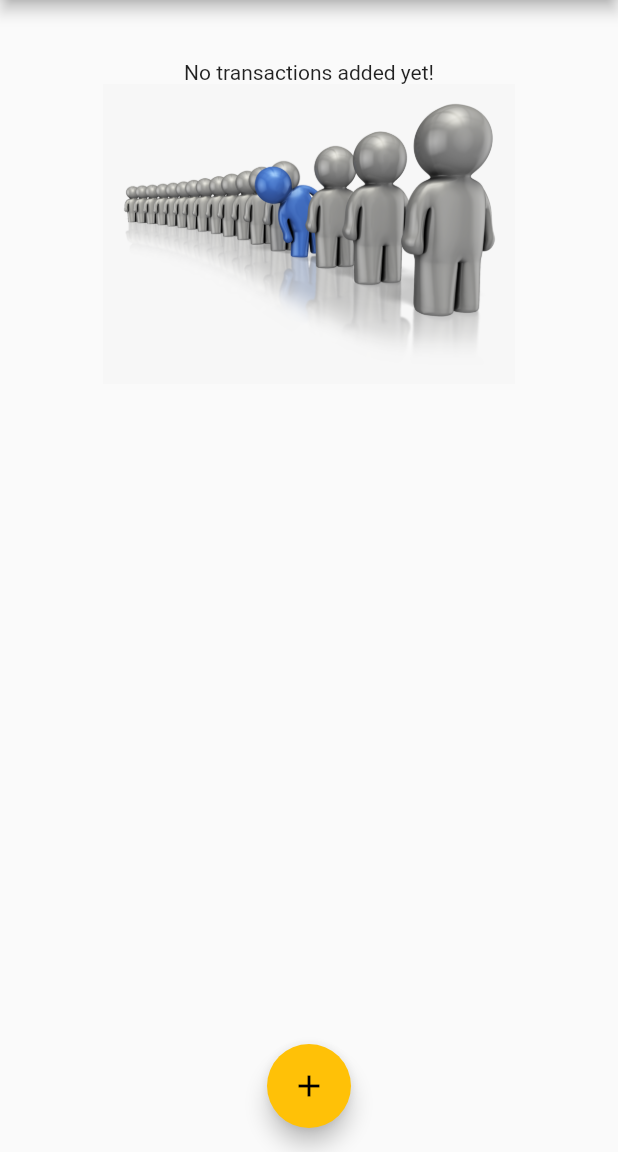
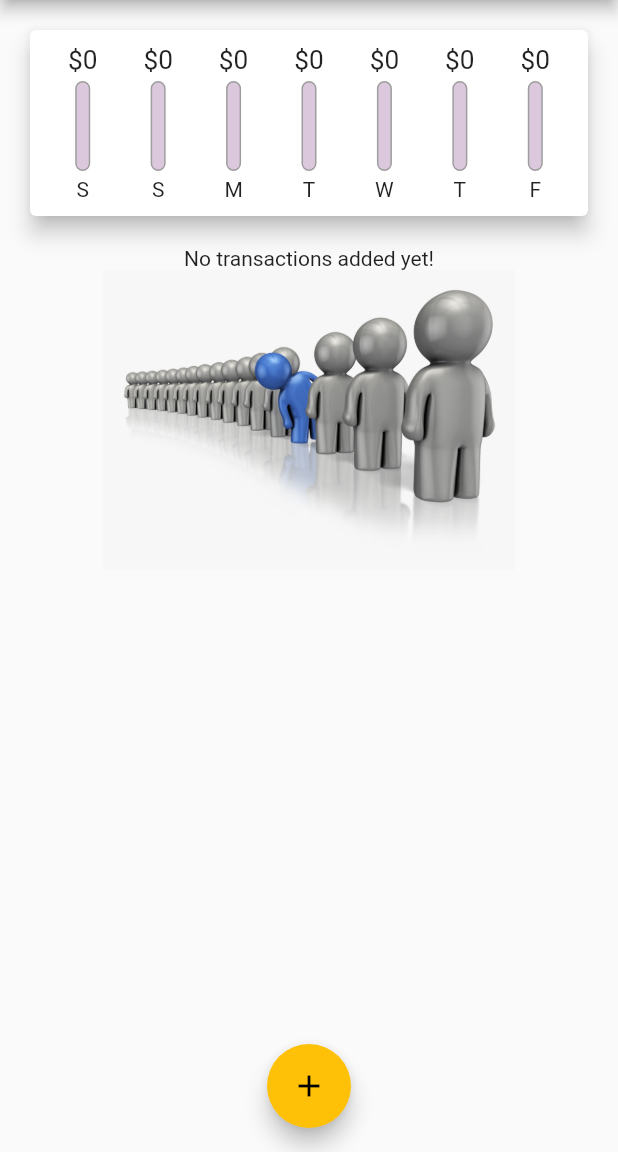
Before and after one commit to 1-MuhammadAli/Personal_Expenses_Tracker, a Flutter app: the screen it shows after launch, on a phone screen of 412 x 824 dp, the part 84-1236 px from its top. Run offline on Flutter 3.47's test engine with Material 2 defaults, Android fonts, the phone set to English and light mode, and no system bars.

Commit message:
upgrade the app

```diff
--- a/lib/widgets/chart.dart
+++ b/lib/widgets/chart.dart
@@ -1,6 +1,7 @@
 import 'package:flutter/material.dart';
 import 'package:intl/intl.dart';
 import 'package:personal_expenses_tracker/transaction.dart';
+import 'package:personal_expenses_tracker/widgets/chart_bar.dart';
 
 class Chart extends StatelessWidget {
 final List<Transaction> recentTransactions;
@@ -9,7 +10,7 @@ Chart(this.recentTransactions);
 List<Map<String,Object>> get groupedTransactionValues{
   return List.generate(7, (index) {
     final weekDay=DateTime.now().subtract(Duration(days: index),);
-    var totalSum=0.0;
+    double totalSum=0.0;
 
     for(var i=0;i<recentTransactions.length;i++){
       if(recentTransactions[i].date.day==weekDay.day &&
@@ -21,7 +22,12 @@ List<Map<String,Object>> get groupedTransactionValues{
     print(DateFormat.E().format(weekDay));
     print(totalSum);
 
-    return {'day': DateFormat.E().format(weekDay),'amount':totalSum};
+    return {'day': DateFormat.E().format(weekDay).substring(0,1),'amount':totalSum};
+  }).reversed.toList();
+}
+double get totalSpending{
+  return groupedTransactionValues.fold(0.0, (sum, item) {
+    return sum +(item['amount'] as double);
   });
 }
 
@@ -31,10 +37,20 @@ List<Map<String,Object>> get groupedTransactionValues{
     return Card(
       elevation: 6,
       margin: EdgeInsets.all(20.0),
-      child: Row(
-        children: [
-
-        ],
+      child: Padding(
+        padding: EdgeInsets.all(10),
+        child: Row(
+          mainAxisAlignment: MainAxisAlignment.spaceAround,
+          children: groupedTransactionValues.map((data) {
+            return Flexible(
+              fit: FlexFit.loose,
+              child: ChartBar(
+                  data['day'].toString(),
+                  data['amount'] as double,
+                  totalSpending==0.0?0.0:(data['amount'] as double) / totalSpending ),
+            );
+          }).toList(),
+        ),
       ),
     );
   }
--- /dev/null
+++ b/lib/widgets/chart_bar.dart
@@ -0,0 +1,49 @@
+import 'package:flutter/material.dart';
+class ChartBar extends StatelessWidget {
+  final String lable;
+  final double spendingAmount;
+  final spendingPctOfTotal;
+  ChartBar(this.lable,this.spendingAmount,this.spendingPctOfTotal);
+
+  @override
+  Widget build(BuildContext context) {
+    return Column(
+      children: [
+        Container(
+          height: 20,
+            child: FittedBox(child: Text('\$${spendingAmount.toStringAsFixed(0)}'),)),
+        SizedBox(
+          height: 4,
+        ),
+        Container(
+          height: 60,
+          width: 10,
+          child: Stack(
+            children: [
+              Container(
+                decoration: BoxDecoration(
+                  border: Border.all(color: Colors.grey,width: 1.0),
+                  color: Color.fromRGBO(220, 200, 220, 1),
+                  borderRadius: BorderRadius.circular(10),
+                ),
+              ),
+              FractionallySizedBox(
+                heightFactor: spendingPctOfTotal,
+                child: Container(
+                  decoration: BoxDecoration(
+                    color: Theme.of(context).primaryColor,
+                    borderRadius: BorderRadius.circular(10),
+                  ),
+                ),
+              ),
+            ],
+          ),
+        ),
+        SizedBox(
+          height: 4,
+        ),
+        Text(lable),
+      ],
+    );
+  }
+}
```
Also changed, not shown: lib/widgets/new_transaction.dart (+53 -11 lines), lib/widgets/transaction_list.dart (+58 -31 lines).
